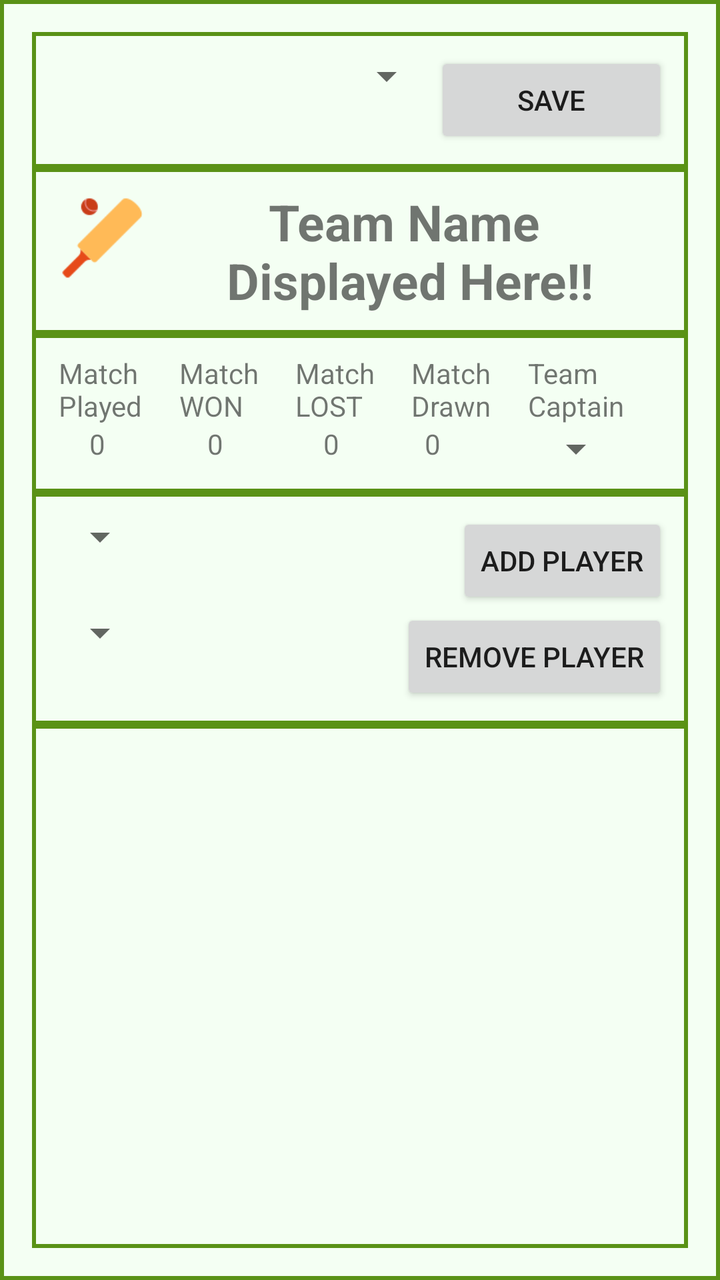
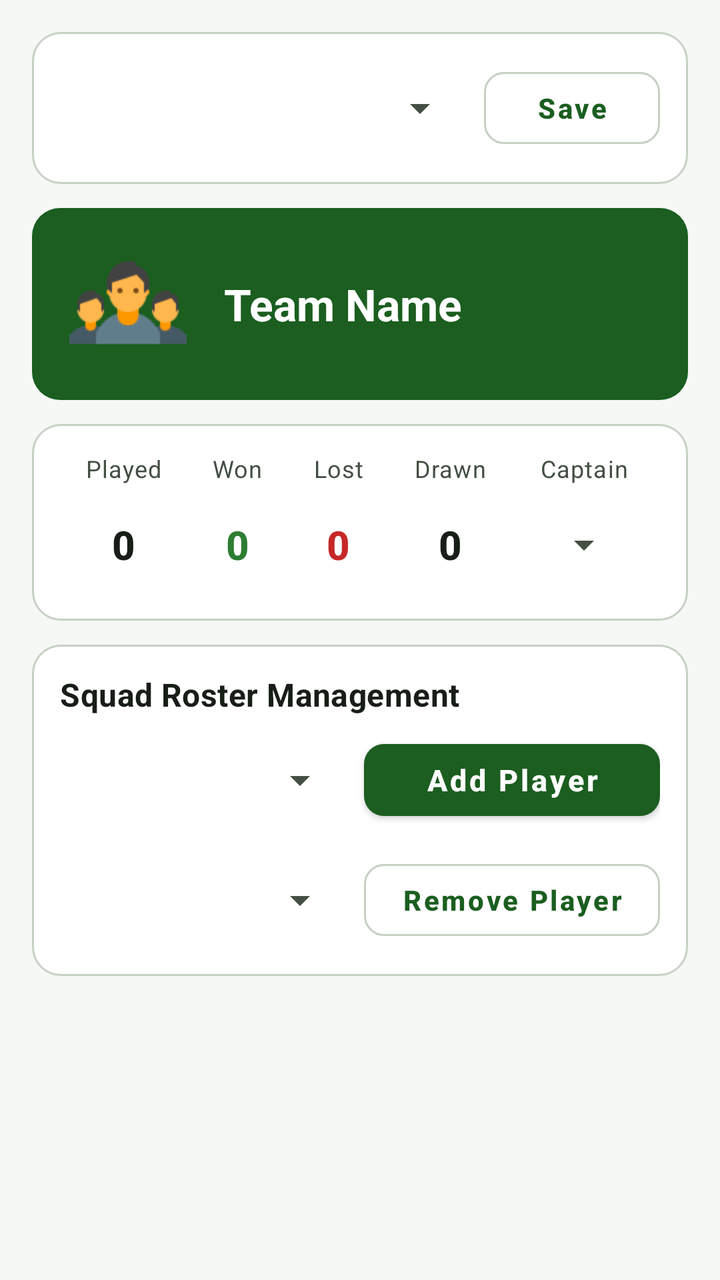

Screens rendered from an Android XML layout before and after an edit, with the pre-edit source and the edit as a unified diff.
<!-- AndroidManifest.xml: application theme AppTheme -->
<!-- res/layout/activity_view_teams.xml -->
<?xml version="1.0" encoding="utf-8"?>
<RelativeLayout xmlns:android="http://schemas.android.com/apk/res/android"
    xmlns:app="http://schemas.android.com/apk/res-auto"
    xmlns:tools="http://schemas.android.com/tools"
    android:id="@+id/activity_view_teams"
    android:layout_width="match_parent"
    android:layout_height="match_parent"
    android:background="@drawable/rectangle"
    android:paddingBottom="@dimen/activity_vertical_margin"
    android:paddingLeft="@dimen/activity_horizontal_margin"
    android:paddingRight="@dimen/activity_horizontal_margin"
    android:paddingTop="@dimen/activity_vertical_margin"
    android:isScrollContainer="true"
    tools:context="com.example.android.cricketscoreboard.views.ViewTeams">



        <LinearLayout
            android:id="@+id/teamSelectLayout"
            android:layout_width="match_parent"
            android:layout_height="wrap_content"
            android:orientation="horizontal"
            android:background="@drawable/rectangle"
            >

            <Spinner
                android:id="@+id/teamNameSpinner"
                android:layout_width="wrap_content"
                android:layout_height="wrap_content"
                android:layout_weight="5"
                >

            </Spinner>

            <Button
                android:layout_width="wrap_content"
                android:layout_height="wrap_content"
                android:layout_weight="1"
                android:text="Save" />

        </LinearLayout>

        <LinearLayout
            android:id="@+id/teamDetailsLayout"
            android:layout_width="match_parent"
            android:layout_height="wrap_content"
            android:orientation="horizontal"
            android:background="@drawable/rectangle"
            android:layout_below="@id/teamSelectLayout">

            <ImageView
                android:id="@+id/team_logo"
                android:layout_width="150px"
                android:layout_height="150px"
                android:background="@drawable/cricket"/>

            <TextView
                android:layout_width="wrap_content"
                android:layout_height="wrap_content"
                android:id="@+id/teamNameText"
                android:text="Team Name \nDisplayed Here!!"
                android:textAlignment="center"
                android:textSize="25sp"
                android:textStyle="bold"
                android:layout_weight="1"/>

        </LinearLayout>

    <TableLayout
        android:id="@+id/team_details_Table"
        android:layout_width="match_parent"
        android:layout_height="wrap_content"
        android:background="@drawable/rectangle"
        android:layout_below="@id/teamDetailsLayout"
        android:stretchColumns="5">
        <TableRow>
            <TextView
                android:text=" Match\n Played"/>
            <TextView
                android:paddingLeft="15dp"
                android:layout_gravity="center_horizontal"
                android:text=" Match\n WON"/>
            <TextView
                android:paddingLeft="15dp"
                android:layout_gravity="center_horizontal"
                android:text=" Match\n LOST"/>
            <TextView
                android:paddingLeft="15dp"
                android:layout_gravity="center_horizontal"
                android:text=" Match\n Drawn"/>
            <TextView
                android:paddingLeft="15dp"
                android:layout_gravity="center_horizontal"
                android:text=" Team\n Captain"
                />
        </TableRow>
        <TableRow>
            <TextView
                android:id="@+id/teamMatchPlayedValue"
                android:layout_gravity="center_horizontal"
                android:text="0"/>
            <TextView
                android:paddingLeft="15dp"
                android:layout_gravity="center_horizontal"
                android:id="@+id/teamMatchWonValue"
                android:text="0"/>
            <TextView
                android:paddingLeft="15dp"
                android:id="@+id/teamMatchLostValue"
                android:layout_gravity="center_horizontal"
                android:text="0"/>
            <TextView
                android:id="@+id/teamMatchDrawnValue"
                android:layout_gravity="center_horizontal"
                android:text="0"/>

            <Spinner
                android:paddingLeft="15dp"
                android:layout_gravity="right"
                android:id="@+id/teamCaptainValue"
                android:layout_width="wrap_content"
                android:layout_height="wrap_content"

                android:spinnerMode="dialog">

            </Spinner>
        </TableRow>

    </TableLayout>
    <RelativeLayout
        android:id="@+id/playerAddRemoveLayout"
        android:layout_width="match_parent"
        android:layout_height="wrap_content"
        android:background="@drawable/rectangle"
        android:layout_below="@id/team_details_Table">
        <Spinner
            android:id="@+id/addPlayer_spinner"
            android:layout_width="wrap_content"
            android:layout_height="wrap_content">
        </Spinner>

        <Button
            android:id="@+id/addPlayer_btn"
            android:layout_width="wrap_content"
            android:layout_height="wrap_content"
            android:layout_alignParentRight="true"
            android:onClick="addPlayerButtonClick"
            android:text="Add Player" />

        <Spinner
            android:id="@+id/removePlayer_spinner"
            android:layout_width="wrap_content"
            android:layout_height="wrap_content"
            android:layout_below="@id/addPlayer_btn">

        </Spinner>

        <Button
            android:id="@+id/removePlayer_btn"
            android:layout_width="wrap_content"
            android:layout_height="wrap_content"
            android:layout_alignParentRight="true"
            android:layout_below="@id/addPlayer_btn"
            android:onClick="removePlayerButtonClick"
            android:text="Remove Player" />



    </RelativeLayout>
    <ListView
        android:id="@+id/teams_list"
        android:layout_width="match_parent"
        android:layout_height="match_parent"
        android:background="@drawable/rectangle"
        android:layout_below="@id/playerAddRemoveLayout">
    </ListView>

</RelativeLayout>
<!-- resources referenced by this layout -->
<resources>
  <!-- drawable cricket: png bitmap (drawable, 1778 bytes) -->
  <!-- drawable rectangle (drawable) -->
  <?xml version="1.0" encoding="utf-8"?>
  <shape xmlns:android="http://schemas.android.com/apk/res/android" android:shape="rectangle" >
  
      <solid android:color="@color/Color_Background" />
      <stroke android:width="2dip" android:color="@color/colorPrimaryDark"/>
      <padding
          android:left="10dp"
          android:top="10dp"
          android:right="10dp"
          android:bottom="10dp" />
      <gradient
          android:angle="45"
          android:centerX= "2"
          android:centerY= "2"
          android:centerColor="@color/Color_Background"
          android:endColor="@color/Color_Background"
          android:gradientRadius="1000"
          android:startColor="@color/black_overlay"
          android:type="sweep"
          android:useLevel="false"
      />
      <size
          android:width="10dp"
          android:height="10dp" />
  </shape>
  <style name="AppTheme" parent="Theme.AppCompat.Light.DarkActionBar">
          
          <item name="colorPrimary">@color/colorPrimary</item>
          <item name="colorPrimaryDark">@color/colorPrimaryDark</item>
          <item name="colorAccent">@color/colorAccent</item>
      </style>
  <color name="Color_Background">#F4FFF3</color>
  <color name="colorPrimaryDark">#5a9216</color>
  <color name="black_overlay">#66000000</color>
  
      #5D4037
      26C6DA
  <color name="colorPrimary">#8bc34a</color>
  <color name="colorAccent">#E64A19</color>
  <!-- unchanged entries left out for length: 2 -->
</resources>

<!-- the commit's change to res/layout/activity_view_teams.xml (unified diff, before → after) -->
@@ -1,178 +1,223 @@
 <?xml version="1.0" encoding="utf-8"?>
-<RelativeLayout xmlns:android="http://schemas.android.com/apk/res/android"
-    xmlns:app="http://schemas.android.com/apk/res-auto"
+<ScrollView xmlns:android="http://schemas.android.com/apk/res/android"
     xmlns:tools="http://schemas.android.com/tools"
-    android:id="@+id/activity_view_teams"
     android:layout_width="match_parent"
     android:layout_height="match_parent"
-    android:background="@drawable/rectangle"
-    android:paddingBottom="@dimen/activity_vertical_margin"
-    android:paddingLeft="@dimen/activity_horizontal_margin"
-    android:paddingRight="@dimen/activity_horizontal_margin"
-    android:paddingTop="@dimen/activity_vertical_margin"
-    android:isScrollContainer="true"
+    android:background="@color/Color_Background"
+    android:fillViewport="true"
     tools:context="com.example.android.cricketscoreboard.views.ViewTeams">
 
-
-
+    <RelativeLayout
+        android:id="@+id/activity_view_teams"
+        android:layout_width="match_parent"
+        android:layout_height="wrap_content"
+        android:paddingLeft="@dimen/activity_horizontal_margin"
+        android:paddingTop="@dimen/activity_vertical_margin"
+        android:paddingRight="@dimen/activity_horizontal_margin"
+        android:paddingBottom="@dimen/activity_vertical_margin">
+
+        
         <LinearLayout
             android:id="@+id/teamSelectLayout"
             android:layout_width="match_parent"
             android:layout_height="wrap_content"
-            android:orientation="horizontal"
             android:background="@drawable/rectangle"
-            >
+            android:gravity="center_vertical"
+            android:orientation="horizontal">
 
             <Spinner
                 android:id="@+id/teamNameSpinner"
+                android:layout_width="0dp"
+                android:layout_height="wrap_content"
+                android:layout_weight="1"
+                android:minHeight="48dp" />
+
+            <Button
+                style="@style/Widget.Cricket.OutlinedButton"
                 android:layout_width="wrap_content"
                 android:layout_height="wrap_content"
-                android:layout_weight="5"
-                >
-
-            </Spinner>
-
-            <Button
-                android:layout_width="wrap_content"
-                android:layout_height="wrap_content"
-                android:layout_weight="1"
+                android:layout_marginStart="8dp"
+                android:layout_marginLeft="8dp"
                 android:text="Save" />
-
         </LinearLayout>
 
+        
         <LinearLayout
             android:id="@+id/teamDetailsLayout"
             android:layout_width="match_parent"
             android:layout_height="wrap_content"
-            android:orientation="horizontal"
-            android:background="@drawable/rectangle"
-            android:layout_below="@id/teamSelectLayout">
+            android:layout_below="@id/teamSelectLayout"
+            android:layout_marginTop="12dp"
+            android:background="@drawable/bg_scoreboard_header"
+            android:gravity="center_vertical"
+            android:orientation="horizontal">
 
             <ImageView
                 android:id="@+id/team_logo"
-                android:layout_width="150px"
-                android:layout_height="150px"
-                android:background="@drawable/cricket"/>
+                android:layout_width="64dp"
+                android:layout_height="64dp"
+                android:contentDescription="Team emblem"
+                android:src="@drawable/conference_2" />
 
             <TextView
-                android:layout_width="wrap_content"
-                android:layout_height="wrap_content"
                 android:id="@+id/teamNameText"
-                android:text="Team Name \nDisplayed Here!!"
-                android:textAlignment="center"
-                android:textSize="25sp"
-                android:textStyle="bold"
-                android:layout_weight="1"/>
-
+                android:layout_width="0dp"
+                android:layout_height="wrap_content"
+                android:layout_marginStart="16dp"
+                android:layout_marginLeft="16dp"
+                android:layout_weight="1"
+                android:text="Team Name"
+                android:textColor="@color/colorOnSurfaceHeader"
+                android:textSize="22sp"
+                android:textStyle="bold" />
         </LinearLayout>
 
-    <TableLayout
-        android:id="@+id/team_details_Table"
-        android:layout_width="match_parent"
-        android:layout_height="wrap_content"
-        android:background="@drawable/rectangle"
-        android:layout_below="@id/teamDetailsLayout"
-        android:stretchColumns="5">
-        <TableRow>
+        
+        <TableLayout
+            android:id="@+id/team_details_Table"
+            android:layout_width="match_parent"
+            android:layout_height="wrap_content"
+            android:layout_below="@id/teamDetailsLayout"
+            android:layout_marginTop="12dp"
+            android:background="@drawable/rectangle"
+            android:stretchColumns="0,1,2,3,4">
+
+            <TableRow android:paddingBottom="6dp">
+                <TextView
+                    android:gravity="center"
+                    android:text="Played"
+                    android:textAppearance="@style/TextAppearance.Cricket.StatLabel" />
+
+                <TextView
+                    android:gravity="center"
+                    android:text="Won"
+                    android:textAppearance="@style/TextAppearance.Cricket.StatLabel" />
+
+                <TextView
+                    android:gravity="center"
+                    android:text="Lost"
+                    android:textAppearance="@style/TextAppearance.Cricket.StatLabel" />
+
+                <TextView
+                    android:gravity="center"
+                    android:text="Drawn"
+                    android:textAppearance="@style/TextAppearance.Cricket.StatLabel" />
+
+                <TextView
+                    android:gravity="center"
+                    android:text="Captain"
+                    android:textAppearance="@style/TextAppearance.Cricket.StatLabel" />
+            </TableRow>
+
+            <TableRow android:gravity="center_vertical">
+                <TextView
+                    android:id="@+id/teamMatchPlayedValue"
+                    android:gravity="center"
+                    android:text="0"
+                    android:textAppearance="@style/TextAppearance.Cricket.StatValue" />
+
+                <TextView
+                    android:id="@+id/teamMatchWonValue"
+                    android:gravity="center"
+                    android:text="0"
+                    android:textAppearance="@style/TextAppearance.Cricket.StatValue"
+                    android:textColor="@color/colorSuccess" />
+
+                <TextView
+                    android:id="@+id/teamMatchLostValue"
+                    android:gravity="center"
+                    android:text="0"
+                    android:textAppearance="@style/TextAppearance.Cricket.StatValue"
+                    android:textColor="@color/colorDanger" />
+
+                <TextView
+                    android:id="@+id/teamMatchDrawnValue"
+                    android:gravity="center"
+                    android:text="0"
+                    android:textAppearance="@style/TextAppearance.Cricket.StatValue" />
+
+                <Spinner
+                    android:id="@+id/teamCaptainValue"
+                    android:layout_width="wrap_content"
+                    android:layout_height="wrap_content"
+                    android:layout_gravity="center"
+                    android:minHeight="48dp"
+                    android:spinnerMode="dialog" />
+            </TableRow>
+        </TableLayout>
+
+        
+        <RelativeLayout
+            android:id="@+id/playerAddRemoveLayout"
+            android:layout_width="match_parent"
+            android:layout_height="wrap_content"
+            android:layout_below="@id/team_details_Table"
+            android:layout_marginTop="12dp"
+            android:background="@drawable/rectangle">
+
             <TextView
-                android:text=" Match\n Played"/>
-            <TextView
-                android:paddingLeft="15dp"
-                android:layout_gravity="center_horizontal"
-                android:text=" Match\n WON"/>
-            <TextView
-                android:paddingLeft="15dp"
-                android:layout_gravity="center_horizontal"
-                android:text=" Match\n LOST"/>
-            <TextView
-                android:paddingLeft="15dp"
-                android:layout_gravity="center_horizontal"
-                android:text=" Match\n Drawn"/>
-            <TextView
-                android:paddingLeft="15dp"
-                android:layout_gravity="center_horizontal"
-                android:text=" Team\n Captain"
-                />
-        </TableRow>
-        <TableRow>
-            <TextView
-                android:id="@+id/teamMatchPlayedValue"
-                android:layout_gravity="center_horizontal"
-                android:text="0"/>
-            <TextView
-                android:paddingLeft="15dp"
-                android:layout_gravity="center_horizontal"
-                android:id="@+id/teamMatchWonValue"
-                android:text="0"/>
-            <TextView
-                android:paddingLeft="15dp"
-                android:id="@+id/teamMatchLostValue"
-                android:layout_gravity="center_horizontal"
-                android:text="0"/>
-            <TextView
-                android:id="@+id/teamMatchDrawnValue"
-                android:layout_gravity="center_horizontal"
-                android:text="0"/>
+                android:id="@+id/squadManageHeader"
+                android:layout_width="match_parent"
+                android:layout_height="wrap_content"
+                android:layout_marginBottom="8dp"
+                android:text="Squad Roster Management"
+                android:textAppearance="@style/TextAppearance.Cricket.SectionTitle" />
 
             <Spinner
-                android:paddingLeft="15dp"
-                android:layout_gravity="right"
-                android:id="@+id/teamCaptainValue"
-                android:layout_width="wrap_content"
-                android:layout_height="wrap_content"
-
-                android:spinnerMode="dialog">
-
-            </Spinner>
-        </TableRow>
-
-    </TableLayout>
-    <RelativeLayout
-        android:id="@+id/playerAddRemoveLayout"
-        android:layout_width="match_parent"
-        android:layout_height="wrap_content"
-        android:background="@drawable/rectangle"
-        android:layout_below="@id/team_details_Table">
-        <Spinner
-            android:id="@+id/addPlayer_spinner"
-            android:layout_width="wrap_content"
-            android:layout_height="wrap_content">
-        </Spinner>
-
-        <Button
-            android:id="@+id/addPlayer_btn"
-            android:layout_width="wrap_content"
-            android:layout_height="wrap_content"
-            android:layout_alignParentRight="true"
-            android:onClick="addPlayerButtonClick"
-            android:text="Add Player" />
-
-        <Spinner
-            android:id="@+id/removePlayer_spinner"
-            android:layout_width="wrap_content"
-            android:layout_height="wrap_content"
-            android:layout_below="@id/addPlayer_btn">
-
-        </Spinner>
-
-        <Button
-            android:id="@+id/removePlayer_btn"
-            android:layout_width="wrap_content"
-            android:layout_height="wrap_content"
-            android:layout_alignParentRight="true"
-            android:layout_below="@id/addPlayer_btn"
-            android:onClick="removePlayerButtonClick"
-            android:text="Remove Player" />
-
-
+                android:id="@+id/addPlayer_spinner"
+                android:layout_width="match_parent"
+                android:layout_height="wrap_content"
+                android:layout_below="@id/squadManageHeader"
+                android:layout_marginEnd="8dp"
+                android:layout_marginRight="8dp"
+                android:layout_toStartOf="@+id/addPlayer_btn"
+                android:layout_toLeftOf="@+id/addPlayer_btn"
+                android:minHeight="48dp" />
+
+            <Button
+                android:id="@+id/addPlayer_btn"
+                style="@style/Widget.Cricket.PrimaryButton"
+                android:layout_width="148dp"
+                android:layout_height="wrap_content"
+                android:layout_below="@id/squadManageHeader"
+                android:layout_alignParentEnd="true"
+                android:layout_alignParentRight="true"
+                android:onClick="addPlayerButtonClick"
+                android:text="Add Player" />
+
+            <Spinner
+                android:id="@+id/removePlayer_spinner"
+                android:layout_width="match_parent"
+                android:layout_height="wrap_content"
+                android:layout_below="@id/addPlayer_btn"
+                android:layout_marginTop="12dp"
+                android:layout_marginEnd="8dp"
+                android:layout_marginRight="8dp"
+                android:layout_toStartOf="@+id/removePlayer_btn"
+                android:layout_toLeftOf="@+id/removePlayer_btn"
+                android:minHeight="48dp" />
+
+            <Button
+                android:id="@+id/removePlayer_btn"
+                style="@style/Widget.Cricket.OutlinedButton"
+                android:layout_width="148dp"
+                android:layout_height="wrap_content"
+                android:layout_below="@id/addPlayer_btn"
+                android:layout_alignParentEnd="true"
+                android:layout_alignParentRight="true"
+                android:layout_marginTop="12dp"
+                android:onClick="removePlayerButtonClick"
+                android:text="Remove Player" />
+        </RelativeLayout>
+
+        <ListView
+            android:id="@+id/teams_list"
+            android:layout_width="match_parent"
+            android:layout_height="wrap_content"
+            android:layout_below="@id/playerAddRemoveLayout"
+            android:layout_marginTop="12dp"
+            android:background="@drawable/rectangle"
+            android:visibility="gone" />
 
     </RelativeLayout>
-    <ListView
-        android:id="@+id/teams_list"
-        android:layout_width="match_parent"
-        android:layout_height="match_parent"
-        android:background="@drawable/rectangle"
-        android:layout_below="@id/playerAddRemoveLayout">
-    </ListView>
-
-</RelativeLayout>
+</ScrollView>
<!-- resource entries referenced after the edit -->
@@ -1,46 +1,101 @@
 <!-- resources referenced by this layout -->
 <resources>
-  <!-- drawable cricket: png bitmap (drawable, 1778 bytes) -->
   <!-- drawable rectangle (drawable) -->
   <?xml version="1.0" encoding="utf-8"?>
-  <shape xmlns:android="http://schemas.android.com/apk/res/android" android:shape="rectangle" >
-  
-      <solid android:color="@color/Color_Background" />
-      <stroke android:width="2dip" android:color="@color/colorPrimaryDark"/>
+  <shape xmlns:android="http://schemas.android.com/apk/res/android"
+      android:shape="rectangle">
+      <solid android:color="@color/colorSurface" />
+      <corners android:radius="@dimen/card_corner_radius" />
+      <stroke
+          android:width="1dp"
+          android:color="@color/colorOutline" />
       <padding
-          android:left="10dp"
-          android:top="10dp"
-          android:right="10dp"
-          android:bottom="10dp" />
-      <gradient
-          android:angle="45"
-          android:centerX= "2"
-          android:centerY= "2"
-          android:centerColor="@color/Color_Background"
-          android:endColor="@color/Color_Background"
-          android:gradientRadius="1000"
-          android:startColor="@color/black_overlay"
-          android:type="sweep"
-          android:useLevel="false"
-      />
-      <size
-          android:width="10dp"
-          android:height="10dp" />
+          android:bottom="14dp"
+          android:left="14dp"
+          android:right="14dp"
+          android:top="14dp" />
   </shape>
-  <style name="AppTheme" parent="Theme.AppCompat.Light.DarkActionBar">
-          
+  <style name="TextAppearance.Cricket.SectionTitle" parent="TextAppearance.MaterialComponents.Subtitle1">
+          <item name="android:textSize">16sp</item>
+          <item name="android:textStyle">bold</item>
+          <item name="android:textColor">@color/colorTextPrimary</item>
+          <item name="android:fontFamily">sans-serif-medium</item>
+      </style>
+  <style name="TextAppearance.Cricket.StatLabel" parent="TextAppearance.MaterialComponents.Caption">
+          <item name="android:textSize">12sp</item>
+          <item name="android:textColor">@color/colorTextSecondary</item>
+          <item name="android:fontFamily">sans-serif</item>
+      </style>
+  <style name="TextAppearance.Cricket.StatValue" parent="TextAppearance.MaterialComponents.Headline6">
+          <item name="android:textSize">20sp</item>
+          <item name="android:textStyle">bold</item>
+          <item name="android:textColor">@color/colorTextPrimary</item>
+          <item name="android:fontFamily">sans-serif-medium</item>
+      </style>
+  <style name="Widget.Cricket.OutlinedButton" parent="Widget.MaterialComponents.Button.OutlinedButton">
+          <item name="android:minHeight">@dimen/min_touch_target</item>
+          <item name="android:textAllCaps">false</item>
+          <item name="android:textStyle">bold</item>
+          <item name="android:textSize">14sp</item>
+          <item name="cornerRadius">@dimen/button_corner_radius</item>
+          <item name="strokeColor">@color/colorOutline</item>
+      </style>
+  <style name="Widget.Cricket.PrimaryButton" parent="Widget.MaterialComponents.Button">
+          <item name="android:minHeight">@dimen/min_touch_target</item>
+          <item name="android:textAllCaps">false</item>
+          <item name="android:textStyle">bold</item>
+          <item name="android:textSize">15sp</item>
+          <item name="cornerRadius">@dimen/button_corner_radius</item>
+      </style>
+  <style name="AppTheme" parent="Theme.MaterialComponents.DayNight.DarkActionBar">
           <item name="colorPrimary">@color/colorPrimary</item>
           <item name="colorPrimaryDark">@color/colorPrimaryDark</item>
+          <item name="colorPrimaryVariant">@color/colorPrimaryVariant</item>
+          <item name="colorOnPrimary">@color/colorOnPrimary</item>
           <item name="colorAccent">@color/colorAccent</item>
+          <item name="colorSecondary">@color/colorSecondary</item>
+          <item name="colorSecondaryVariant">@color/colorSecondaryVariant</item>
+          <item name="colorOnSecondary">@color/colorOnSecondary</item>
+          <item name="android:colorBackground">@color/Color_Background</item>
+          <item name="colorSurface">@color/colorSurface</item>
+          <item name="colorOnSurface">@color/colorTextPrimary</item>
+          <item name="android:textColorPrimary">@color/colorTextPrimary</item>
+          <item name="android:textColorSecondary">@color/colorTextSecondary</item>
+          <item name="android:statusBarColor">@color/colorPrimaryDark</item>
       </style>
-  <color name="Color_Background">#F4FFF3</color>
-  <color name="colorPrimaryDark">#5a9216</color>
-  <color name="black_overlay">#66000000</color>
-  
-      #5D4037
-      26C6DA
-  <color name="colorPrimary">#8bc34a</color>
-  <color name="colorAccent">#E64A19</color>
+  <color name="colorSurfaceHeader">#1B5E20</color>
+  <dimen name="card_corner_radius">14dp</dimen>
+  <color name="colorSurface">#FFFFFF</color>
+  <color name="colorOutline">#C5D1C3</color>
+  <color name="colorTextPrimary">#181D18</color>
+  <color name="colorTextSecondary">#444F44</color>
+  <dimen name="min_touch_target">48dp</dimen>
+  <dimen name="button_corner_radius">10dp</dimen>
+  <color name="Color_Background">#F5F8F4</color>
+  <color name="colorDanger">#C62828</color>
+  <color name="colorOnSurfaceHeader">#FFFFFF</color>
+  <color name="colorSuccess">#2E7D32</color>
+  <!-- drawable bg_scoreboard_header (drawable) -->
+  <?xml version="1.0" encoding="utf-8"?>
+  <shape xmlns:android="http://schemas.android.com/apk/res/android"
+      android:shape="rectangle">
+      <solid android:color="@color/colorSurfaceHeader" />
+      <corners android:radius="@dimen/card_corner_radius" />
+      <padding
+          android:bottom="16dp"
+          android:left="16dp"
+          android:right="16dp"
+          android:top="16dp" />
+  </shape>
+  <!-- drawable conference_2: png bitmap (drawable, 2809 bytes) -->
+  <color name="colorPrimaryDark">#0D3B10</color>
+  <color name="colorPrimaryVariant">#2E7D32</color>
+  <color name="colorOnPrimary">#FFFFFF</color>
+  <color name="colorPrimary">#1B5E20</color>
+  <color name="colorAccent">#C62828</color>
+  <color name="colorSecondary">#C62828</color>
+  <color name="colorSecondaryVariant">#8E0000</color>
+  <color name="colorOnSecondary">#FFFFFF</color>
   <!-- unchanged entries left out for length: 2 -->
 </resources>
 
